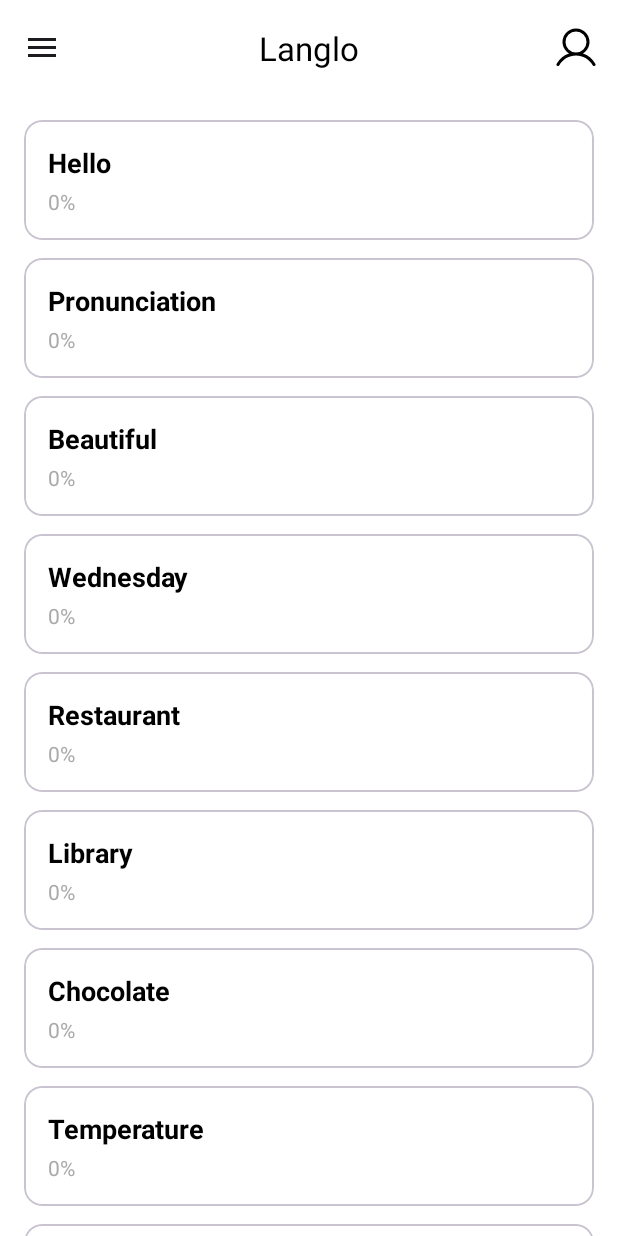
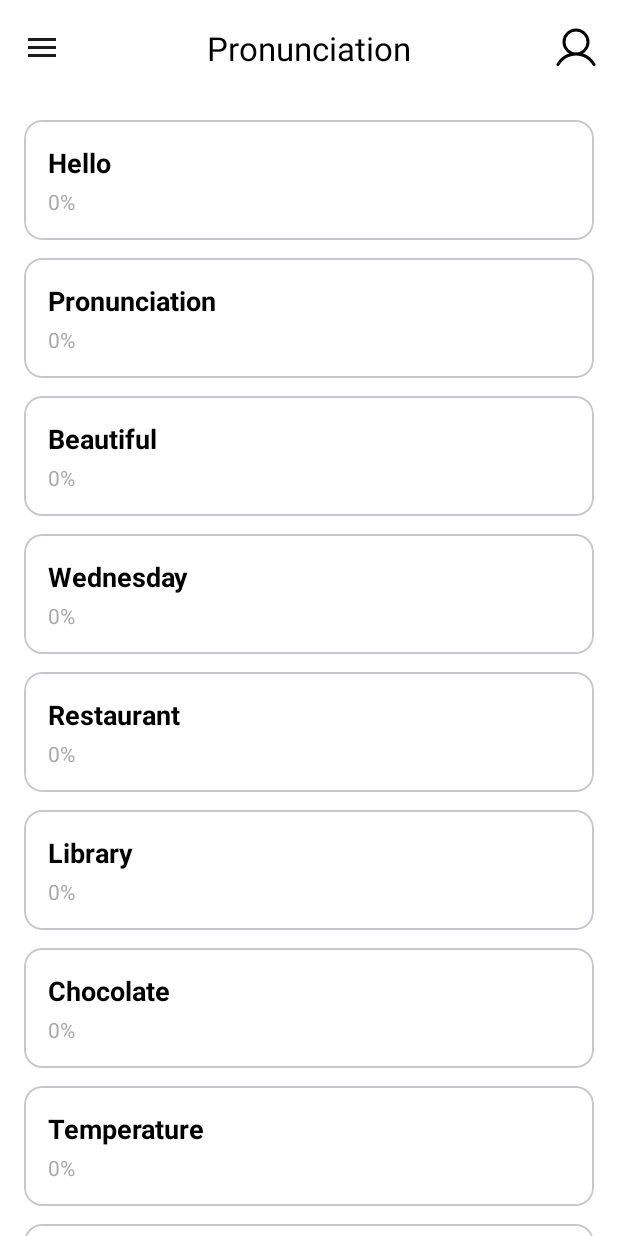
Before and after one commit to El-Vinlos/Langlo, an Android app: the SpeakActivity screen opened directly, with no data from a screen before it, after a tap on "Hello", on a phone screen of 412 x 824 dp. Run offline under Robolectric (Android 15) with nearby library versions, the phone set to English and light mode, and no system bars; our stand-ins replace Firebase (no records; nobody signed in at launch, a user with empty details on screens opened directly).

Commit message:
Refactor score and error display strings
- Use a formatted string for displaying the best score and attempt count.
- Update the error message to be a formatted string.
- Add "Literally" to the list of pronunciation words.
- Change the title of the speak activity to "Pronunciation".

```diff
--- a/app/src/main/java/com/elvinlos/langlo/ui/speech/SpeakActivity.java
+++ b/app/src/main/java/com/elvinlos/langlo/ui/speech/SpeakActivity.java
@@ -95,6 +95,7 @@ public class SpeakActivity extends AppCompatActivity {
         speechItems.add(new SpeechItem("Temperature", 0));
         speechItems.add(new SpeechItem("Comfortable", 0));
         speechItems.add(new SpeechItem("Vegetable", 0));
+        speechItems.add(new SpeechItem("Literally", 0));
         speechItems.add(new SpeechItem("Necessary", 0));
         speechItems.add(new SpeechItem("Particularly", 0));
 
--- a/app/src/main/res/layout/speak_activity.xml
+++ b/app/src/main/res/layout/speak_activity.xml
@@ -23,7 +23,7 @@
                 android:layout_height="?attr/actionBarSize"
                 android:background="?attr/colorPrimary"
                 android:theme="@style/ThemeOverlay.Material3.ActionBar"
-                app:title="@string/app_name"
+                app:title="Pronunciation"
                 app:titleTextColor="?attr/colorOnPrimary"
                 app:titleCentered="true"
                 app:navigationIcon="@drawable/list"
--- a/app/src/main/res/values/strings.xml
+++ b/app/src/main/res/values/strings.xml
@@ -36,11 +36,9 @@
     <string name="wait_for_mic_perm">đợi cho phép microphone</string>
     <string name="pronounce_intruction">Phát âm đi</string>
     <string name="comparing_result_str">Đang so sánh....</string>
-    <string name="error">"Lỗi: "</string>
+    <string name="fail_intructions">Lỗi: %1$s</string>
     <string name="btn_retry_text">Thử lại</string>
     <string name="recording_intruct">Đang thu âm</string>
-    <string name="best_score_scoretext">Điểm cao nhất: </string>
-    <string name="attempts_score_text">Lần thử </string>
     <string name="audio_recording_error">Audio recording error</string>
     <string name="client_side_error">Client side error</string>
     <string name="insufficient_permissions">Insufficient permissions</string>
@@ -61,4 +59,5 @@
     <string name="btn_record_txt">Bắt đầu thu âm</string>
     <string name="result_txt_pronounce">Result will appear here</string>
     <string name="retry_button_txt">retry</string>
+    <string name="best_score_format">Best Score: %1$d%%  (Attempts: %2$d)</string>
 </resources>
```
Also changed, not shown: app/src/main/java/com/elvinlos/langlo/ui/speech/PronunciationTestActivity.java (+2 -5 lines).
